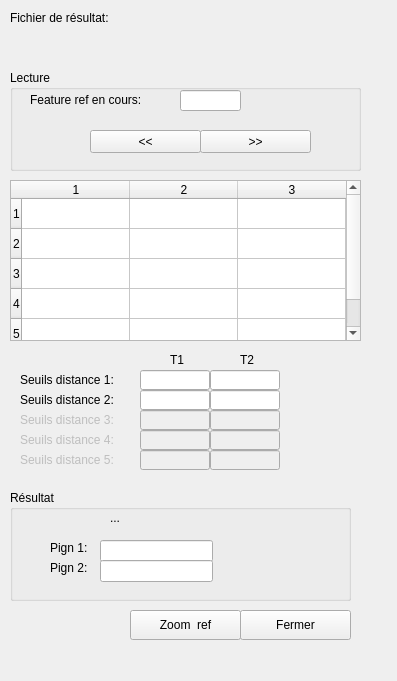
Before: the Qt Designer form gui/visu_resultat_dialog_base.ui in ANRChoucas/VisuValideMultiCriteriaMatching, drawn with Qt 5.
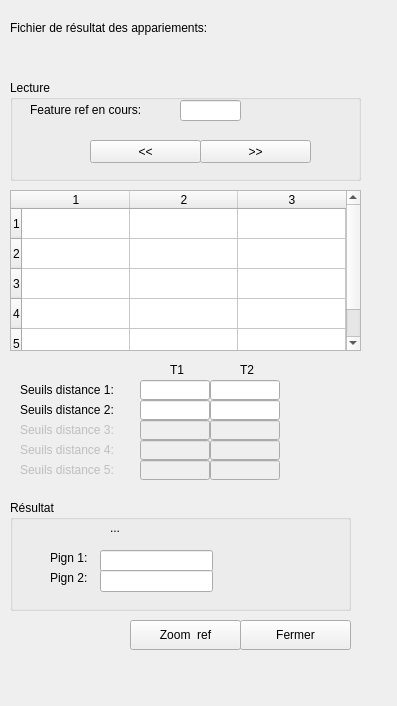
After: the same form once the commit is applied. Icons and pictures are not drawn. Custom widgets are drawn as their Qt base class.

Commit message: passage a qgis3

```diff
--- a/gui/visu_resultat_dialog_base.ui
+++ b/gui/visu_resultat_dialog_base.ui
@@ -7,7 +7,7 @@
     <x>0</x>
     <y>0</y>
     <width>397</width>
-    <height>681</height>
+    <height>706</height>
    </rect>
   </property>
   <property name="sizePolicy">
@@ -24,7 +24,7 @@
     <property name="geometry">
      <rect>
       <x>240</x>
-      <y>610</y>
+      <y>620</y>
       <width>111</width>
       <height>30</height>
      </rect>
@@ -50,7 +50,7 @@
     <property name="geometry">
      <rect>
       <x>10</x>
-      <y>70</y>
+      <y>80</y>
       <width>351</width>
       <height>101</height>
      </rect>
@@ -112,7 +112,7 @@
     <property name="geometry">
      <rect>
       <x>130</x>
-      <y>610</y>
+      <y>620</y>
       <width>111</width>
       <height>30</height>
      </rect>
@@ -125,7 +125,7 @@
     <property name="geometry">
      <rect>
       <x>10</x>
-      <y>180</y>
+      <y>190</y>
       <width>351</width>
       <height>161</height>
      </rect>
@@ -160,9 +160,9 @@
    <widget class="QgsFileWidget" name="fileResultat">
     <property name="geometry">
      <rect>
-      <x>70</x>
-      <y>30</y>
-      <width>271</width>
+      <x>60</x>
+      <y>40</y>
+      <width>281</width>
       <height>27</height>
      </rect>
     </property>
@@ -171,20 +171,20 @@
     <property name="geometry">
      <rect>
       <x>10</x>
-      <y>10</y>
+      <y>20</y>
       <width>251</width>
       <height>16</height>
      </rect>
     </property>
     <property name="text">
-     <string>Fichier de résultat:</string>
+     <string>Fichier de résultat des appariements:</string>
     </property>
    </widget>
    <widget class="QLabel" name="labelSeuil1">
     <property name="geometry">
      <rect>
       <x>20</x>
-      <y>370</y>
+      <y>380</y>
       <width>111</width>
       <height>20</height>
      </rect>
@@ -197,7 +197,7 @@
     <property name="geometry">
      <rect>
       <x>140</x>
-      <y>370</y>
+      <y>380</y>
       <width>70</width>
       <height>20</height>
      </rect>
@@ -210,7 +210,7 @@
     <property name="geometry">
      <rect>
       <x>210</x>
-      <y>370</y>
+      <y>380</y>
       <width>70</width>
       <height>20</height>
      </rect>
@@ -223,7 +223,7 @@
     <property name="geometry">
      <rect>
       <x>20</x>
-      <y>390</y>
+      <y>400</y>
       <width>111</width>
       <height>20</height>
      </rect>
@@ -239,7 +239,7 @@
     <property name="geometry">
      <rect>
       <x>20</x>
-      <y>410</y>
+      <y>420</y>
       <width>111</width>
       <height>20</height>
      </rect>
@@ -255,7 +255,7 @@
     <property name="geometry">
      <rect>
       <x>20</x>
-      <y>430</y>
+      <y>440</y>
       <width>111</width>
       <height>20</height>
      </rect>
@@ -268,7 +268,7 @@
     <property name="geometry">
      <rect>
       <x>140</x>
-      <y>390</y>
+      <y>400</y>
       <width>70</width>
       <height>20</height>
      </rect>
@@ -284,7 +284,7 @@
     <property name="geometry">
      <rect>
       <x>140</x>
-      <y>410</y>
+      <y>420</y>
       <width>70</width>
       <height>20</height>
      </rect>
@@ -300,7 +300,7 @@
     <property name="geometry">
      <rect>
       <x>140</x>
-      <y>430</y>
+      <y>440</y>
       <width>70</width>
       <height>20</height>
      </rect>
@@ -313,7 +313,7 @@
     <property name="geometry">
      <rect>
       <x>210</x>
-      <y>390</y>
+      <y>400</y>
       <width>70</width>
       <height>20</height>
      </rect>
@@ -329,7 +329,7 @@
     <property name="geometry">
      <rect>
       <x>210</x>
-      <y>410</y>
+      <y>420</y>
       <width>70</width>
       <height>20</height>
      </rect>
@@ -345,7 +345,7 @@
     <property name="geometry">
      <rect>
       <x>210</x>
-      <y>430</y>
+      <y>440</y>
       <width>70</width>
       <height>20</height>
      </rect>
@@ -358,7 +358,7 @@
     <property name="geometry">
      <rect>
       <x>170</x>
-      <y>350</y>
+      <y>360</y>
       <width>21</width>
       <height>20</height>
      </rect>
@@ -371,7 +371,7 @@
     <property name="geometry">
      <rect>
       <x>240</x>
-      <y>350</y>
+      <y>360</y>
       <width>21</width>
       <height>20</height>
      </rect>
@@ -387,7 +387,7 @@
     <property name="geometry">
      <rect>
       <x>20</x>
-      <y>450</y>
+      <y>460</y>
       <width>111</width>
       <height>20</height>
      </rect>
@@ -403,7 +403,7 @@
     <property name="geometry">
      <rect>
       <x>140</x>
-      <y>450</y>
+      <y>460</y>
       <width>70</width>
       <height>20</height>
      </rect>
@@ -419,7 +419,7 @@
     <property name="geometry">
      <rect>
       <x>210</x>
-      <y>450</y>
+      <y>460</y>
       <width>70</width>
       <height>20</height>
      </rect>
@@ -432,7 +432,7 @@
     <property name="geometry">
      <rect>
       <x>10</x>
-      <y>490</y>
+      <y>500</y>
       <width>341</width>
       <height>111</height>
      </rect>
```
Left out of the diff: 4 changed lines with no effect on the pictures. The commit also changes 1 other file.
